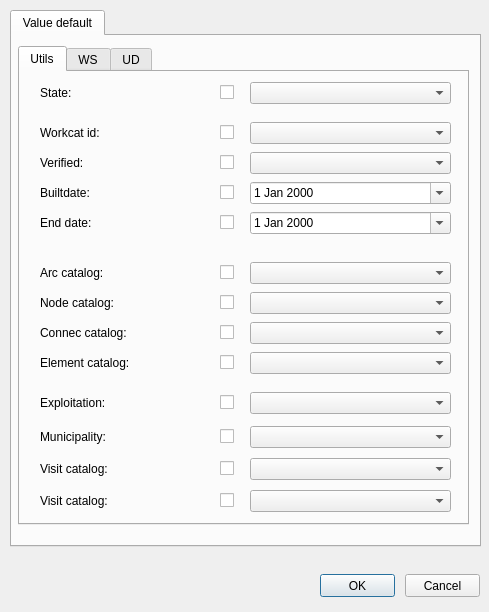
Giswater/giswater_qgis_plugin, file ui/config_edit.ui: the form before one commit.
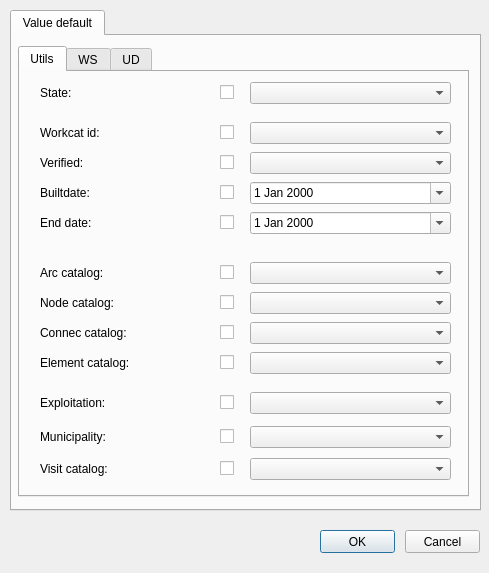
The form after the commit.

The edit to the form file:
```diff
--- a/ui/config_edit.ui
+++ b/ui/config_edit.ui
@@ -7,7 +7,7 @@
     <x>0</x>
     <y>0</y>
     <width>489</width>
-    <height>612</height>
+    <height>573</height>
    </rect>
   </property>
   <property name="windowTitle">
@@ -17,7 +17,7 @@
    <property name="geometry">
     <rect>
      <x>320</x>
-     <y>574</y>
+     <y>530</y>
      <width>75</width>
      <height>23</height>
     </rect>
@@ -30,7 +30,7 @@
    <property name="geometry">
     <rect>
      <x>405</x>
-     <y>574</y>
+     <y>530</y>
      <width>75</width>
      <height>23</height>
     </rect>
@@ -45,7 +45,7 @@
      <x>10</x>
      <y>10</y>
      <width>471</width>
-     <height>537</height>
+     <height>501</height>
     </rect>
    </property>
    <property name="currentIndex">
@@ -61,7 +61,7 @@
        <x>6</x>
        <y>10</y>
        <width>451</width>
-       <height>479</height>
+       <height>451</height>
       </rect>
      </property>
      <property name="currentIndex">
@@ -785,65 +785,6 @@
         </rect>
        </property>
       </widget>
-      <widget class="QComboBox" name="visitcat_vdefault_2">
-       <property name="geometry">
-        <rect>
-         <x>230</x>
-         <y>418</y>
-         <width>201</width>
-         <height>22</height>
-        </rect>
-       </property>
-      </widget>
-      <widget class="QLabel" name="label_visitcat_2">
-       <property name="geometry">
-        <rect>
-         <x>20</x>
-         <y>418</y>
-         <width>141</width>
-         <height>22</height>
-        </rect>
-       </property>
-       <property name="font">
-        <font>
-         <pointsize>9</pointsize>
-        </font>
-       </property>
-       <property name="frameShape">
-        <enum>QFrame::NoFrame</enum>
-       </property>
-       <property name="frameShadow">
-        <enum>QFrame::Plain</enum>
-       </property>
-       <property name="text">
-        <string>Visit catalog:</string>
-       </property>
-       <property name="textFormat">
-        <enum>Qt::AutoText</enum>
-       </property>
-       <property name="scaledContents">
-        <bool>false</bool>
-       </property>
-       <property name="alignment">
-        <set>Qt::AlignLeading|Qt::AlignLeft|Qt::AlignVCenter</set>
-       </property>
-       <property name="margin">
-        <number>3</number>
-       </property>
-      </widget>
-      <widget class="QCheckBox" name="chk_visitcat_vdefault_2">
-       <property name="geometry">
-        <rect>
-         <x>200</x>
-         <y>418</y>
-         <width>20</width>
-         <height>21</height>
-        </rect>
-       </property>
-       <property name="text">
-        <string/>
-       </property>
-      </widget>
      </widget>
      <widget class="QWidget" name="tab_21">
       <attribute name="title">
```
Left out of the diff: 2 changed lines with no effect on the pictures.
